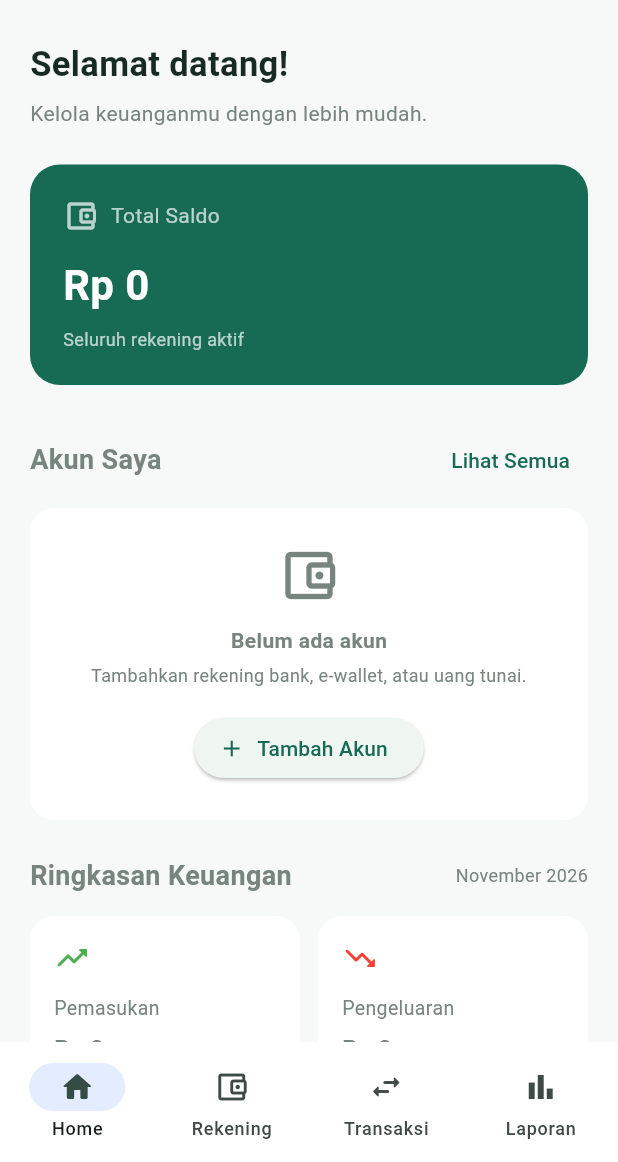
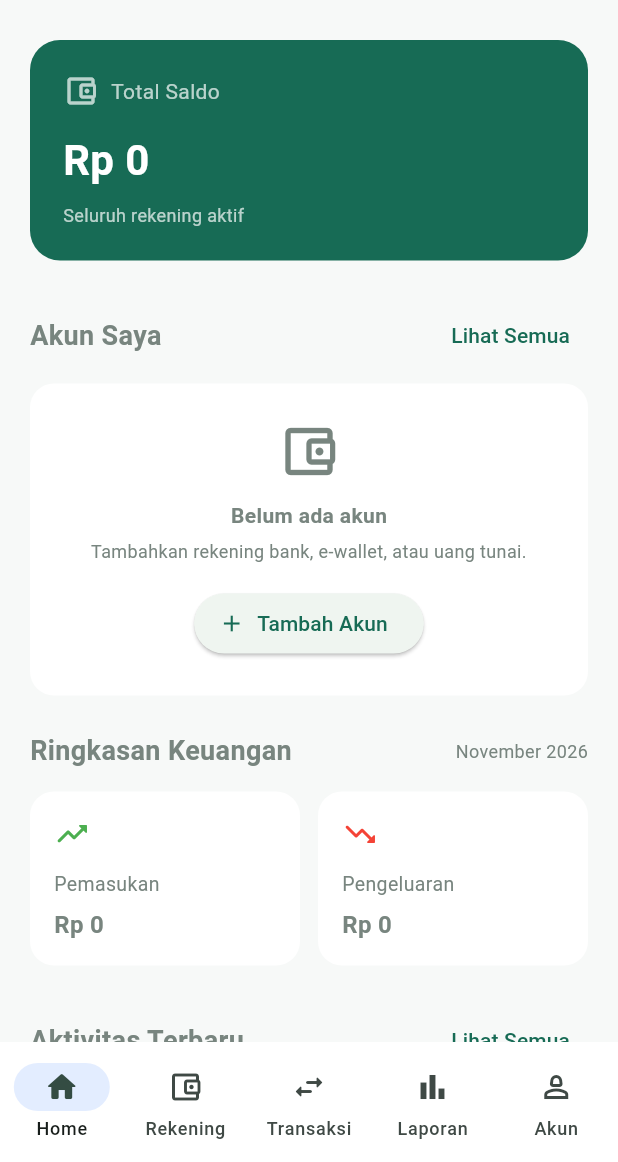
Before and after one commit to febrinurhidayat/fintrack, a Flutter app: the screen it shows once a user with an empty profile is signed in, on a phone screen of 412 x 824 dp, the part 74-1236 px from its top. Run offline on Flutter 3.47's test engine with Material 3 defaults, Android fonts, the phone set to English and light mode, and no system bars; our stand-ins replace fl_chart, flutter_dotenv, flutter_riverpod, pdf, printing, supabase_flutter; accounts and stored records are empty.

Commit message:
fix: detail kecil

```diff
--- a/lib/features/dashboard/dashboard_page.dart
+++ b/lib/features/dashboard/dashboard_page.dart
@@ -128,22 +128,6 @@ class DashboardPage extends ConsumerWidget {
             child: Column(
               crossAxisAlignment: CrossAxisAlignment.start,
               children: [
-                const Text(
-                  'Selamat datang!',
-                  style: TextStyle(
-                    fontSize: 23,
-                    fontWeight: FontWeight.bold,
-                    color: AppTheme.textPrimary,
-                  ),
-                ),
-                const SizedBox(height: 6),
-                const Text(
-                  'Kelola keuanganmu dengan lebih mudah.',
-                  style: TextStyle(color: AppTheme.textSecondary, fontSize: 14),
-                ),
-
-                const SizedBox(height: 24),
-
                 // Total saldo
                 Container(
                   width: double.infinity,
@@ -483,21 +467,6 @@ class DashboardPage extends ConsumerWidget {
                     );
                   },
                 ),
-
-                const SizedBox(height: 20),
-
-                // Tombol tambah transaksi
-                SizedBox(
-                  width: double.infinity,
-                  child: FilledButton.icon(
-                    onPressed: () => _addTransaction(context, ref),
-                    icon: const Icon(Icons.add),
-                    label: const Text('Tambah Transaksi'),
-                    style: FilledButton.styleFrom(
-                      padding: const EdgeInsets.symmetric(vertical: 15),
-                    ),
-                  ),
-                ),
               ],
             ),
           ),
@@ -668,8 +637,8 @@ class _RecentTransactionTile extends StatelessWidget {
               isCancelled
                   ? Icons.block_rounded
                   : isIncome
-                  ? Icons.arrow_downward_rounded
-                  : Icons.arrow_upward_rounded,
+                  ? Icons.trending_up_rounded
+                  : Icons.trending_down_rounded,
               color: color,
             ),
           ),
--- a/lib/features/navigation/pages/main_navigation_page.dart
+++ b/lib/features/navigation/pages/main_navigation_page.dart
@@ -57,42 +57,13 @@ class _MainNavigationPageState extends State<MainNavigationPage> {
             selectedIcon: Icon(Icons.bar_chart_rounded),
             label: 'Laporan',
           ),
+          NavigationDestination(
+            icon: Icon(Icons.person_2_outlined),
+            selectedIcon: Icon(Icons.person),
+            label: 'Akun',
+          ),
         ],
       ),
     );
   }
 }
-
-// class _ReportsPage extends StatelessWidget {
-//   const _ReportsPage();
-
-//   @override
-//   Widget build(BuildContext context) {
-//     return Scaffold(
-//       appBar: AppBar(
-//         title: const Text(
-//           'Laporan',
-//           style: TextStyle(fontWeight: FontWeight.bold),
-//         ),
-//       ),
-//       body: const Center(
-//         child: Column(
-//           mainAxisSize: MainAxisSize.min,
-//           children: [
-//             Icon(Icons.bar_chart_rounded, size: 64, color: Colors.grey),
-//             SizedBox(height: 12),
-//             Text(
-//               'Laporan Keuangan',
-//               style: TextStyle(fontSize: 18, fontWeight: FontWeight.bold),
-//             ),
-//             SizedBox(height: 6),
-//             Text(
-//               'Fitur laporan akan segera tersedia.',
-//               style: TextStyle(color: Colors.grey),
-//             ),
-//           ],
-//         ),
-//       ),
-//     );
-//   }
-// }
```
Also changed, not shown: lib/features/reports/pages/reports_page.dart (+84 -11 lines), lib/features/transactions/pages/transactions_page.dart (+4 -4 lines).
